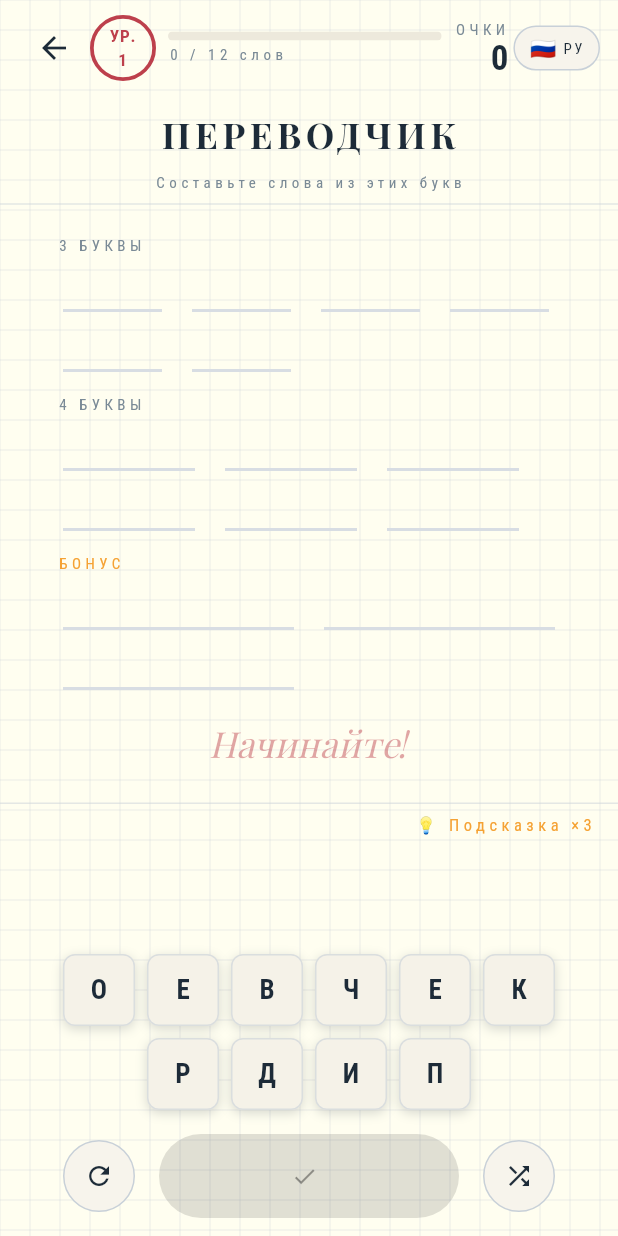
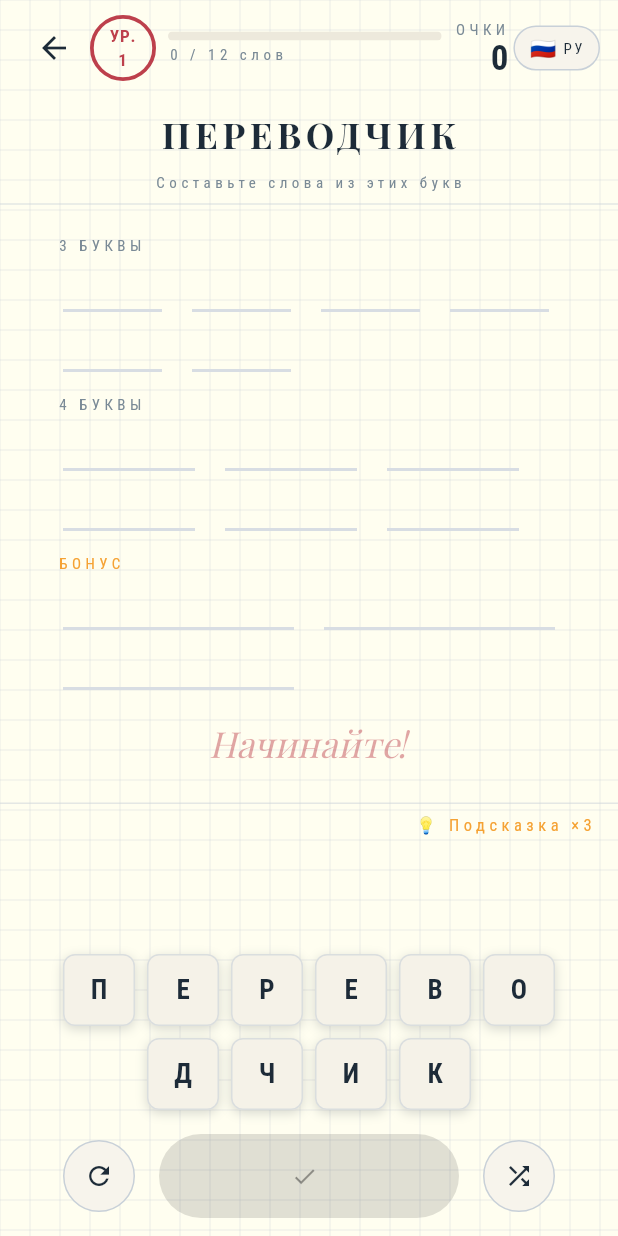
Before and after one commit to robchambo/words-from-a-word, a Flutter app: the screen it shows after launch, after a tap on "🇷🇺", on a phone screen of 412 x 824 dp. Run offline on Flutter 3.47's test engine with Material 3 defaults, Android fonts, the phone set to English and light mode, and no system bars; drawn by our look-alikes of flutter_animate; our stand-ins replace google_fonts, shared_preferences.

Commit message:
Unscramble initial word
Co-Authored-By: Claude Sonnet 4.6 <noreply@anthropic.com>

```diff
--- a/lib/engine/level_loader.dart
+++ b/lib/engine/level_loader.dart
@@ -53,8 +53,7 @@ class LevelLoader {
     ];
 
     final letters = sourceWord.toLowerCase().split('');
-    final shuffled = GameEngine.shuffleList(letters);
-    final sourceLetters = shuffled.asMap().entries.map((e) {
+    final sourceLetters = letters.asMap().entries.map((e) {
       return LetterTile(
         id: 'tile-${e.key}-${e.value}-$levelNumber',
         letter: e.value,
```
